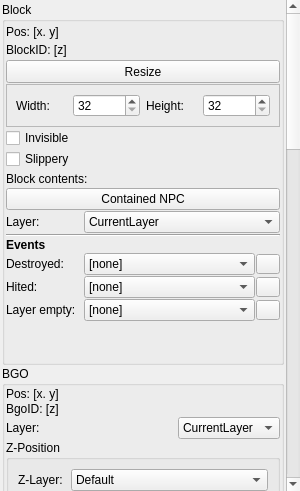
First picture: the form in Editor/main_window/dock/lvl_item_properties.ui, repository WohlSoft/Moondust-Project, before the edit.
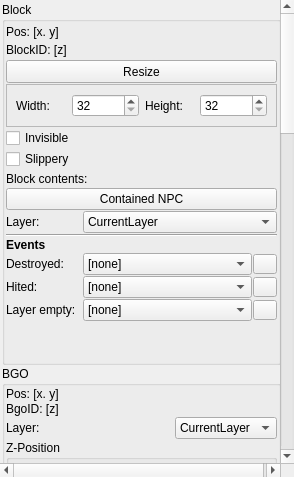
Second picture: the form after the edit. Icons and pictures are not drawn. Custom widgets are drawn as their Qt base class.

Commit message: Editor: Use new Direction widget for Generators

What changed in the file:
```diff
--- a/Editor/main_window/dock/lvl_item_properties.ui
+++ b/Editor/main_window/dock/lvl_item_properties.ui
@@ -6,8 +6,8 @@
    <rect>
     <x>0</x>
     <y>0</y>
-    <width>300</width>
-    <height>491</height>
+    <width>294</width>
+    <height>477</height>
    </rect>
   </property>
   <property name="focusPolicy">
@@ -57,9 +57,9 @@
        <property name="geometry">
         <rect>
          <x>0</x>
-         <y>-266</y>
-         <width>286</width>
-         <height>1849</height>
+         <y>-1100</y>
+         <width>280</width>
+         <height>1727</height>
         </rect>
        </property>
        <layout class="QVBoxLayout" name="verticalLayout" stretch="0,0,0,100">
@@ -1506,6 +1506,14 @@
    </layout>
   </widget>
  </widget>
+ <customwidgets>
+  <customwidget>
+   <class>DirectionSwitchWidget</class>
+   <extends>QWidget</extends>
+   <header location="global">common_features/direction_switch_widget.h</header>
+   <container>1</container>
+  </customwidget>
+ </customwidgets>
  <resources>
   <include location="../../_resources/editor.qrc"/>
  </resources>
```
Left out of the diff: 197 changed lines with no effect on the pictures. The commit also changes 2 other files.
